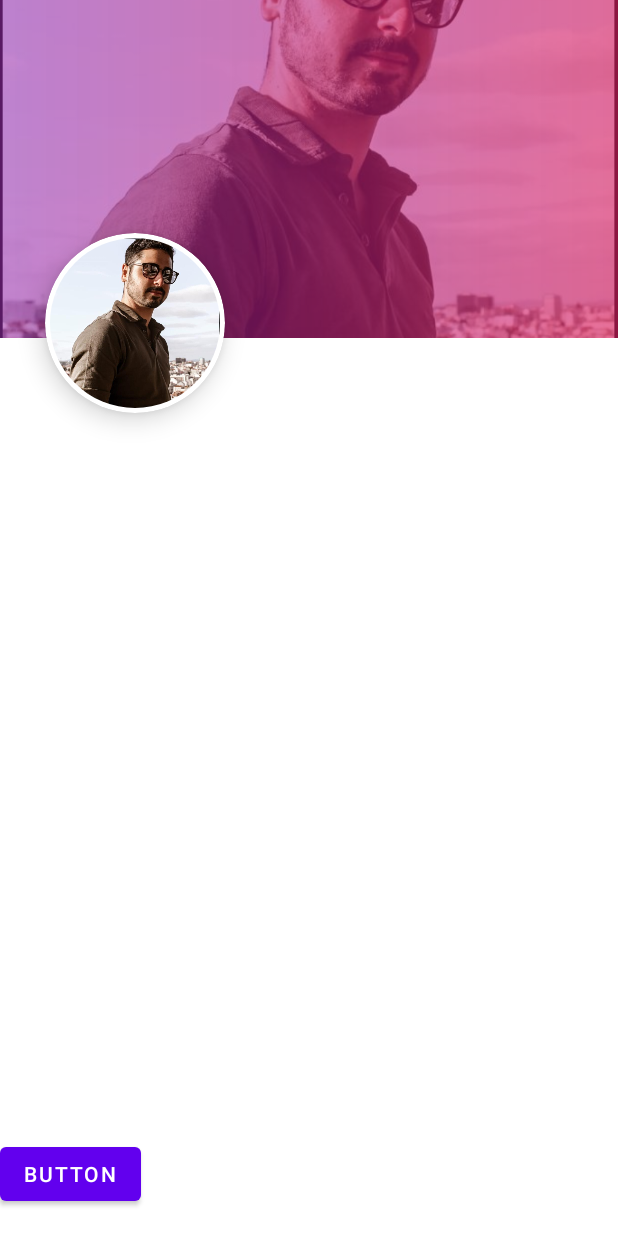
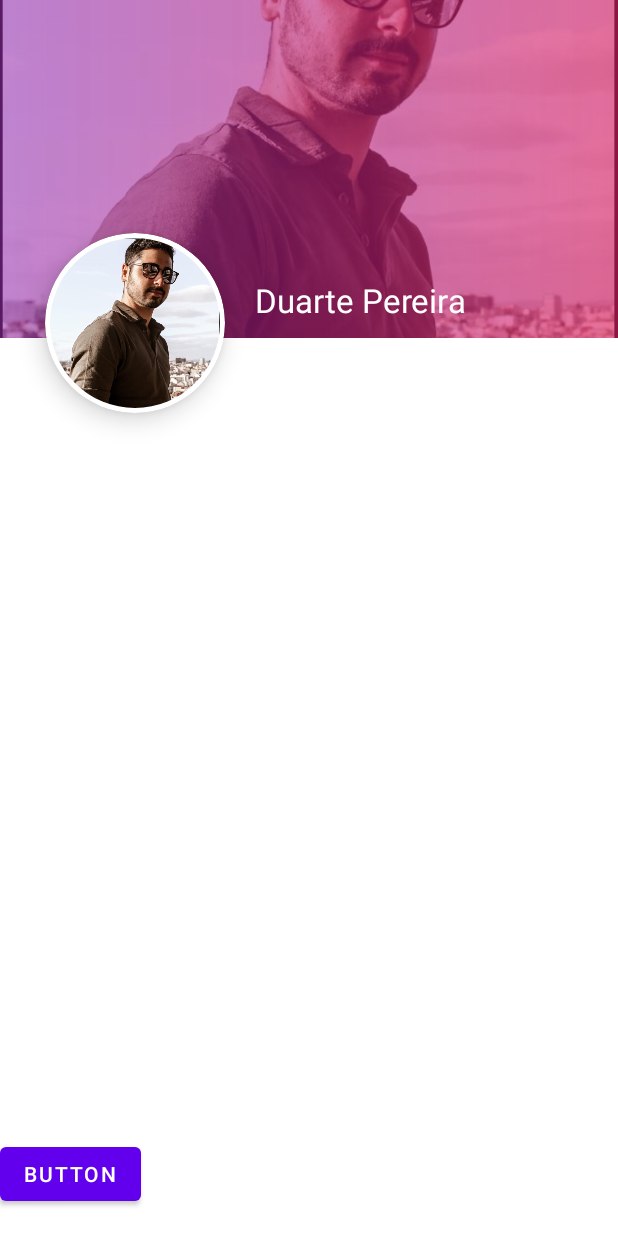
Before and after one commit to 2190712/Horizon, an Android app: the UserProfile screen opened directly, with no data from a screen before it, on a phone screen of 412 x 824 dp. Run offline under Robolectric (Android 15) with nearby library versions, the phone set to English and light mode, and no system bars; our stand-ins replace CircleImageView.

Commit message:
Update activity_user_profile.xml
update

```diff
--- a/Android/Horizon/app/src/main/res/layout/activity_user_profile.xml
+++ b/Android/Horizon/app/src/main/res/layout/activity_user_profile.xml
@@ -40,6 +40,21 @@
         </de.hdodenhof.circleimageview.CircleImageView>
     </androidx.cardview.widget.CardView>
 
+    <TextView
+        android:layout_width="wrap_content"
+        android:layout_height="wrap_content"
+        android:layout_toRightOf="@+id/imageCard"
+        android:layout_marginTop="185dp"
+        android:layout_marginLeft="20dp"
+        android:text="Duarte Pereira"
+        android:textColor="#fff"
+        android:textSize="22dp">
+
+    </TextView>
+
+
+
+
 
 
 
```
